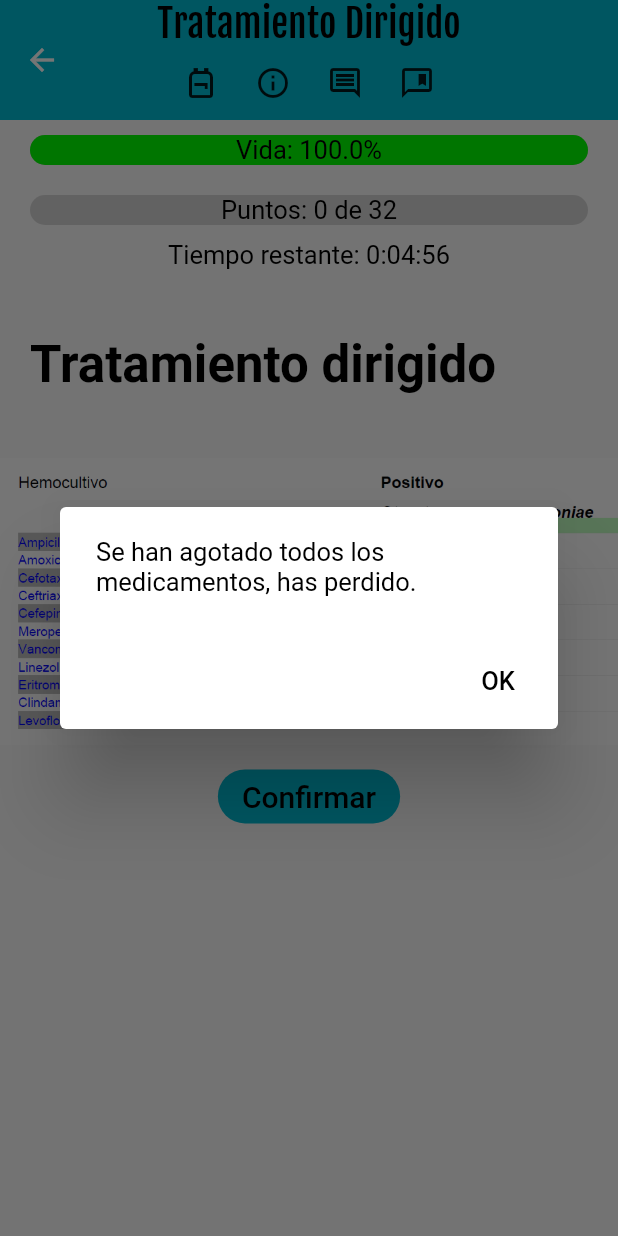
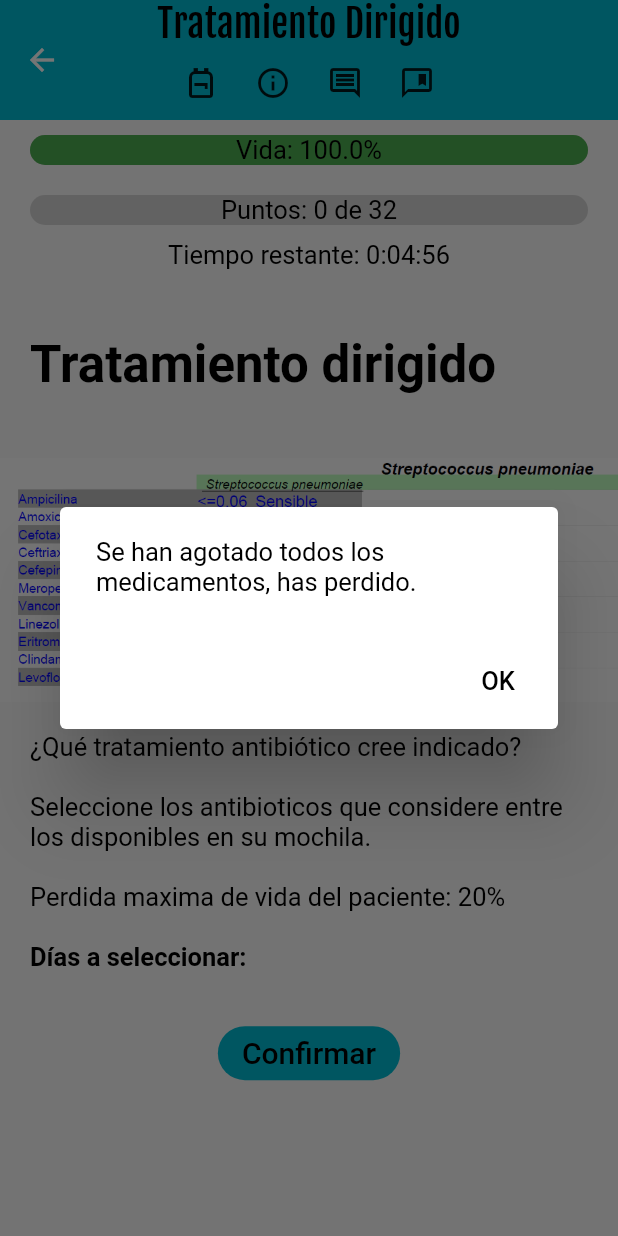
Before and after one commit to agarciaolalla/app_antibioticos_2, a Flutter app: the SecondTreatmentScreen screen opened by its route, after a tap on "Confirmar", on a phone screen of 412 x 824 dp. Run offline on Flutter 3.47's test engine with Material 2 defaults, Android fonts, the phone set to English and light mode, and no system bars; drawn by our look-alikes of flutter_widget_from_html_core; network calls fail.

Commit message:
Arreglada barra de vida, screen final, Puntos actuales/finales

```diff
--- a/lib/screens/treatment/second_treatment.dart
+++ b/lib/screens/treatment/second_treatment.dart
@@ -148,6 +148,37 @@ class SecondTreatmentState extends State<SecondTreatmentScreen> {
             SingleChildScrollView(
               child: Column(
                 children: [
+                  Padding(
+                    padding: const EdgeInsets.all(20),
+                    child: Container(
+                      alignment: Alignment.topLeft,
+                      child: RichText(
+                        text: const TextSpan(
+                          // Note: Styles for TextSpans must be explicitly defined.
+                          // Child text spans will inherit styles from parent
+                          style: TextStyle(
+                            fontSize: 14.0,
+                            color: Colors.black,
+                          ),
+                          children: <TextSpan>[
+                            TextSpan(
+                              text:
+                                  '¿Qué tratamiento antibiótico cree indicado?\n\nSeleccione los antibioticos que considere entre los disponibles en su mochila.\n\nPerdida maxima de vida del paciente: 20%',
+                              style:
+                                  TextStyle(fontSize: 17, color: Colors.black),
+                            ),
+                            TextSpan(
+                              text: '\n\nDías a seleccionar:',
+                              style: TextStyle(
+                                  fontWeight: FontWeight.bold,
+                                  fontSize: 17,
+                                  color: Colors.black),
+                            ),
+                          ],
+                        ),
+                      ),
+                    ),
+                  ),
                   ListView.builder(
                     scrollDirection: Axis.vertical,
                     shrinkWrap: true,
--- a/lib/utilidades/constantes.dart
+++ b/lib/utilidades/constantes.dart
@@ -14,7 +14,8 @@ const conexion1 = "//1.44.4.78:50052";
 int idcaso = 1;
 // Mochila con los medicamentos seleccionados al inicio del juego
 List mochilaSeleccionada = [];
-
+//Constante para saber si estás en la screen final
+bool screenfinal = false;
 //Máxima puntuación
 int maxPoints = 32;
 // Puntos del jugador totales
--- a/lib/widgets/life.dart
+++ b/lib/widgets/life.dart
@@ -10,6 +10,12 @@ class Life extends StatefulWidget {
 }
 
 class LifeState extends State<Life> {
+  void initState() {
+    super.initState();
+    changeColor();
+  }
+
+  MaterialColor color = Colors.green;
   @override
   Widget build(BuildContext context) {
     return Padding(
@@ -22,8 +28,7 @@ class LifeState extends State<Life> {
               height: 20,
               child: LinearProgressIndicator(
                 value: vidaJugador, // percent filled
-                valueColor:
-                    const AlwaysStoppedAnimation<Color>(Color(0xff00ff00)),
+                valueColor: AlwaysStoppedAnimation<Color>(color),
                 backgroundColor: const Color(0xffD6D6D6),
               ),
             ),
@@ -39,4 +44,14 @@ class LifeState extends State<Life> {
       ),
     );
   }
+
+  void changeColor() {
+    if ((vidaJugador * 100) > 50) {
+      color = Colors.green;
+    } else if ((vidaJugador * 100) > 20) {
+      color = Colors.yellow;
+    } else {
+      color = Colors.red;
+    }
+  }
 }
```
Also changed, not shown: lib/screens/diagnostic/diagnostic.dart (+9 -1 lines), lib/screens/final_screen.dart (+8 -7 lines), lib/widgets/show_points.dart (+7 -3 lines), assets/Antibiograma1.png, assets/Antibiograma2.png, assets/Antibiograma3.png, assets/Antibiograma4.png, assets/Antibiograma5.png.
